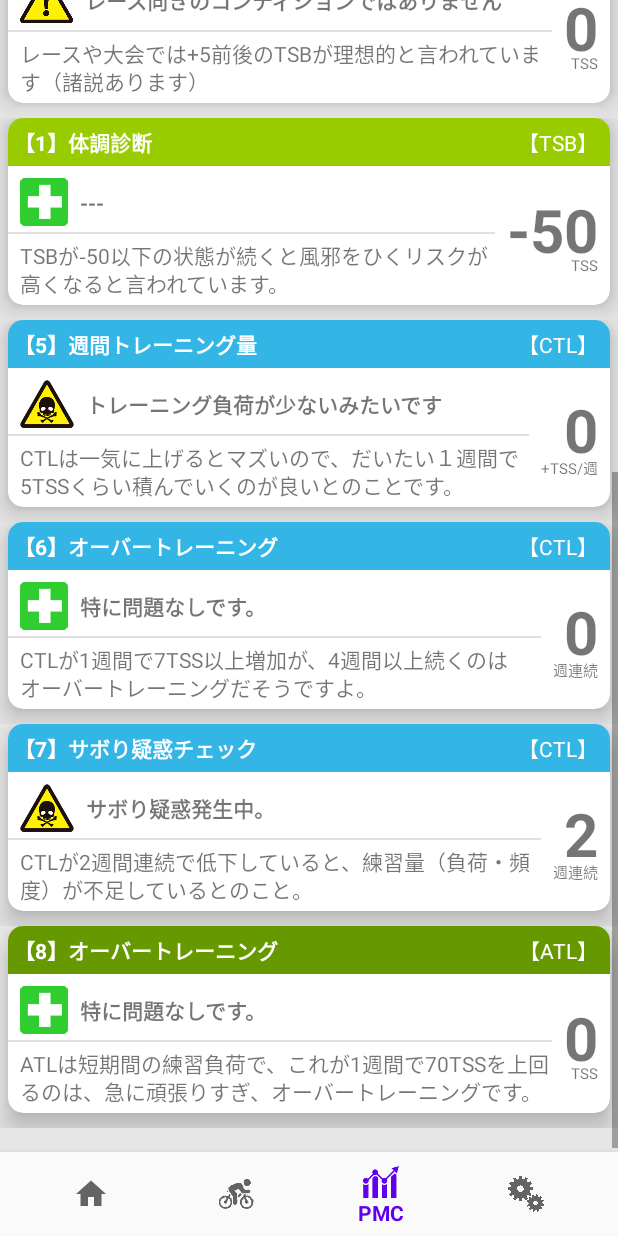
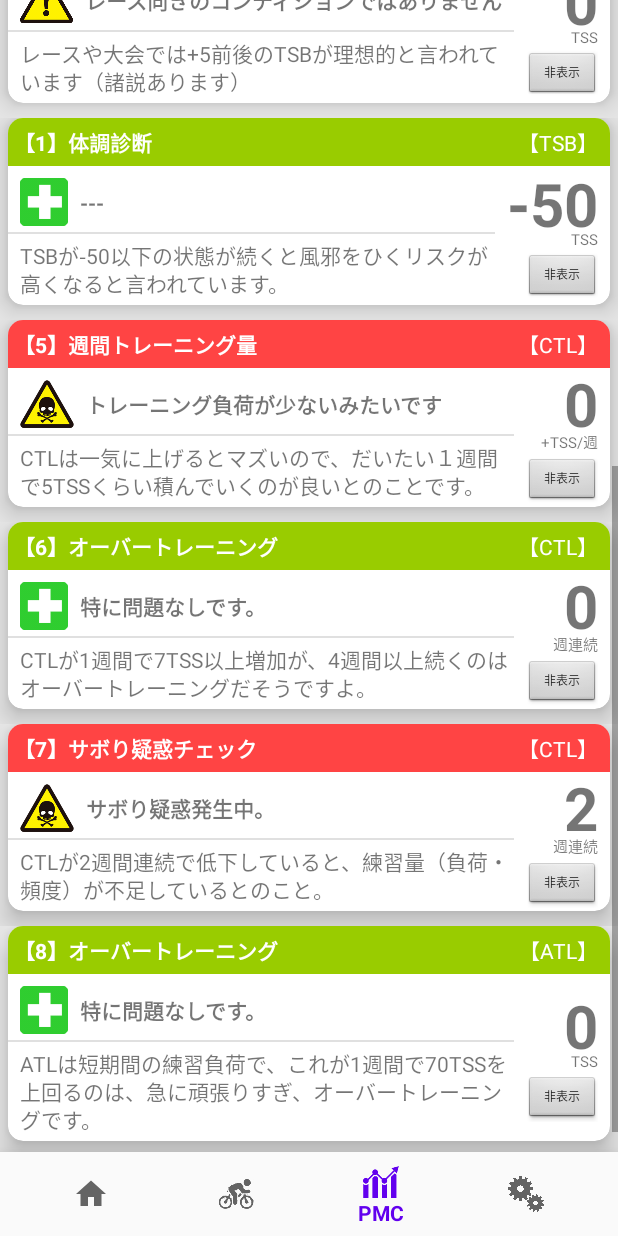
Before and after one commit to Shiro32/PMCMaker, an Android app: the screen it shows after launch (MainActivity), item 3 of the bottom bar chosen, scrolled down 537 dp, on a phone screen of 412 x 824 dp. Run offline under Robolectric (Android 15) with nearby library versions, the phone set to English and light mode, and no system bars; our stand-ins replace navigation-ui; libraries missing offline, so code that uses them is left out: com.github.mikephil.charting, io.realm, io.realm.kotlin; plain views replace CombinedChart; 56 statements that could not run were skipped.

```diff
--- a/app/src/main/java/com/sakuraweb/fotopota/pmcmaker/StartApplication.kt
+++ b/app/src/main/java/com/sakuraweb/fotopota/pmcmaker/StartApplication.kt
@@ -73,22 +73,14 @@ class StartApplication : Application() {
 
         if( menus.size == 0 ) {
             val menuList = listOf<MenuDataInit> (
-//                MenuDataInit(
-//                    "SST30min",
-//                    "スイート・スポット・トレーニング（FTPの88～94%）で30分"
-//                ),
-//                MenuDataInit(
-//                    "SST60min",
-//                    "スイート・スポット・トレーニング（FTPの88～94%）で60分AAAAAAAAAAAAAAABB CC"
-//                ),
-                MenuDataInit(
-                    "FTP30min × 2",
-                    "FTP30分を2回やる。かなりハード。"
-                ),
-                MenuDataInit(
-                    "SST90min",
-                    "こんな風にあらかじめ入れておくと便利です"
-                )
+                MenuDataInit("2x15 FTP Intervals",  getString(R.string.menu_2x15ftp)),
+                MenuDataInit("3x15 FPT Intervals",  getString(R.string.menu_3x15ftp)),
+                MenuDataInit("SST30min",            getString(R.string.menu_SST30min)),
+                MenuDataInit("SST45min",            getString(R.string.menu_SST45min)),
+                MenuDataInit("SST60min",            getString(R.string.menu_SST60min)),
+                MenuDataInit("TABATA",              getString(R.string.menu_tabata)),
+                MenuDataInit("FPT TEST(short)",     getString(R.string.menu_fpt_test_short)),
+                MenuDataInit("FPT TEST(full)",      getString(R.string.menu_fpt_test_long))
             )
             // DB書き込み
             realm.beginTransaction()
@@ -117,7 +109,7 @@ class StartApplication : Application() {
         val runs: RealmResults<RunData> = realm.where<RunData>().findAll()
 
         // データ数ゼロならサンプルを作る
-        if (runs.size == 0 ) {
+        if (runs.size == -1 ) {
             val runList = listOf<RunDataInit>(
                 RunDataInit("2020/9/1", "2020/9/1 1:00", 80, 300, 100, INDOOR_RIDE, "Very Hard !!", 1),
                 RunDataInit("2020/9/1", "2020/9/1 1:00", 80, 300, 100, INDOOR_RIDE, "Very Hard !!", 0),
--- a/app/src/main/java/com/sakuraweb/fotopota/pmcmaker/ui/pmc/DiagCard.kt
+++ b/app/src/main/java/com/sakuraweb/fotopota/pmcmaker/ui/pmc/DiagCard.kt
@@ -3,7 +3,7 @@ package com.sakuraweb.fotopota.pmcmaker.ui.pmc
 import com.sakuraweb.fotopota.pmcmaker.R
 
 
-class diagData (
+class DiagDrawData (
     var colorID: Int,
     var titleID: Int,
     var subTitleID: Int,
@@ -14,15 +14,17 @@ class diagData (
     var messageID: Int )
 {}
 
-fun drawDIAG1() : diagData {
+fun drawDIAG1() : DiagDrawData {
     // TSBが-50以下になっていたらCaution2
     // １週間平均が-50以下ならCaution1
     var icon: Int = R.drawable.safety2
+    var color: Int = R.color.diagNoProblem
     var judge: Int = R.string.diag_1_ok
 
     when {
         (revTSBs[0] < -50) -> {
             icon = R.drawable.caution2
+            color = R.color.diagBad
             judge = R.string.diag_1_ng
         }
 //        (revTSBs.drop(7).average() < -50) -> {
@@ -31,85 +33,95 @@ fun drawDIAG1() : diagData {
 //        }
     }
 
-    return diagData(
-        R.color.tsbTitleColor, R.string.diag_1_title_label, R.string.diag_1_subtitle_label, R.string.diag_1_description, R.string.diag_1_unit,
+    return DiagDrawData(
+        color, R.string.diag_1_title_label, R.string.diag_1_subtitle_label, R.string.diag_1_description, R.string.diag_1_unit,
         icon, revTSBs[0].toInt().toString(), judge)
 }
 
 
-fun drawDIAG2() : diagData {
+fun drawDIAG2() : DiagDrawData {
     // １０日に１回以上、TSBが-20以下でCaution1
     var icon = R.drawable.safety2
+    var color = R.color.diagNoProblem
     var judge = R.string.diag_2_ok
 
     val count = revTSBs.take(10).count {it <= -20}
     if( count >= 1 ) {
         icon = R.drawable.caution
+        color = R.color.diagBad
         judge = R.string.diag_2_ng
     }
 
-    return diagData(
-        R.color.tsbTitleColor, R.string.diag_2_title_label, R.string.diag_2_subtitle_label, R.string.diag_2_description, R.string.diag_2_unit,
+    return DiagDrawData(
+        color, R.string.diag_2_title_label, R.string.diag_2_subtitle_label, R.string.diag_2_description, R.string.diag_2_unit,
         icon, count.toString(), judge)
 }
 
-fun drawDIAG3() : diagData {
+fun drawDIAG3() : DiagDrawData {
     // +5くらいのTSBがレースに最適
     var icon = R.drawable.growth
+    var color = R.color.diagGood
     var msg = R.string.diag_3_ok
     val tsb = revTSBs[0].toInt()
 
     if(tsb !in 3..7) {
         icon = R.drawable.caution
+        color = R.color.diagBad
         msg = R.string.diag_3_ng
     }
 
-    return diagData(
-        R.color.tsbTitleColor, R.string.diag_3_title_label, R.string.diag_3_subtitle_label, R.string.diag_3_description, R.string.diag_3_unit,
+    return DiagDrawData(
+        color, R.string.diag_3_title_label, R.string.diag_3_subtitle_label, R.string.diag_3_description, R.string.diag_3_unit,
         icon, tsb.toString(), msg)
 }
 
-fun drawDIAG4() : diagData {
+fun drawDIAG4() : DiagDrawData {
     // CTL=50を目標にするとよいようです。
     var icon = R.drawable.growth
+    var color = R.color.diagGood
     var msg = R.string.diag_4_ok
 
     if( revCTLs[0]<50 ) {
         icon = R.drawable.bike
+        color = R.color.diagBad
         msg = R.string.diag_4_ng
     }
 
-    return diagData(
-        R.color.ctlTitleColor, R.string.diag_4_title_label, R.string.diag_4_subtitle_label, R.string.diag_4_description, R.string.diag_4_unit,
+    return DiagDrawData(
+        color, R.string.diag_4_title_label, R.string.diag_4_subtitle_label, R.string.diag_4_description, R.string.diag_4_unit,
         icon, revCTLs[0].toInt().toString(), msg)
 }
 
-fun drawDIAG5() : diagData {
+fun drawDIAG5() : DiagDrawData {
     // １週間で５程度、CTLが上昇するとよい
     var icon = R.drawable.growth
+    var color = R.color.diagGood
     var msg = R.string.diag_5_ok
     val growth = if( revCTLs.size>=7) ( revCTLs[0] - revCTLs[6] ).toInt() else 0
 
     when {
         (growth < 4) -> {
             icon = R.drawable.caution2
+            color = R.color.diagBad
             msg = R.string.diag_5_ng_under
         }
         (growth > 6) -> {
             icon = R.drawable.caution2
+            color = R.color.diagBad
             msg = R.string.diag_5_ng_over
         }
     }
 
-    return diagData(
-        R.color.ctlTitleColor, R.string.diag_5_title_label, R.string.diag_5_subtitle_label, R.string.diag_5_description, R.string.diag_5_unit,
+    return DiagDrawData(
+        color, R.string.diag_5_title_label, R.string.diag_5_subtitle_label, R.string.diag_5_description, R.string.diag_5_unit,
         icon, growth.toString(), msg)
 }
 
-fun drawDIAG6() : diagData {
+fun drawDIAG6() : DiagDrawData {
     // １週間でに7TSS以上上がる状態が４週間続くならオーバートレーニング
     // （１週間前 - 今週）＞７　を２８日間やるということ？
     var icon = R.drawable.safety2
+    var color = R.color.diagNoProblem
     var msg = R.string.diag_6_ok
     var count = 0
 
@@ -126,18 +138,20 @@ fun drawDIAG6() : diagData {
 
     if( count==4 ) {
         icon = R.drawable.caution2
+        color = R.color.diagBad
         msg  = R.string.diag_6_ng
     }
 
-    return diagData(
-        R.color.ctlTitleColor, R.string.diag_6_title_label, R.string.diag_6_subtitle_label, R.string.diag_6_description, R.string.diag_6_unit,
+    return DiagDrawData(
+        color, R.string.diag_6_title_label, R.string.diag_6_subtitle_label, R.string.diag_6_description, R.string.diag_6_unit,
         icon, count.toString(), msg)
 }
 
-fun drawDIAG7() : diagData {
+fun drawDIAG7() : DiagDrawData {
     // 2週連続でCTLが減少するとサボりすぎ
     var icon = R.drawable.bike
     var msg = R.string.diag_7_ok
+    var color = R.color.diagGood
     var count = 0
 
     // 一応、bounceチェックしながら、2週間分の増加スピード測定
@@ -149,17 +163,19 @@ fun drawDIAG7() : diagData {
 
     if( count==2 ) {
         icon = R.drawable.caution2
+        color = R.color.diagBad
         msg  = R.string.diag_7_ng
     }
 
-    return diagData(
-        R.color.ctlTitleColor, R.string.diag_7_title_label, R.string.diag_7_subtitle_label, R.string.diag_7_description, R.string.diag_7_unit,
+    return DiagDrawData(
+        color, R.string.diag_7_title_label, R.string.diag_7_subtitle_label, R.string.diag_7_description, R.string.diag_7_unit,
         icon, count.toString(), msg)
 }
 
-fun drawDIAG8() : diagData {
+fun drawDIAG8() : DiagDrawData {
     // 1週間でATLが70TSSも増えたら危ない！
     var icon = R.drawable.safety2
+    var color = R.color.diagNoProblem
     var msg = R.string.diag_8_ok
     var atl = 0
 
@@ -167,11 +183,12 @@ fun drawDIAG8() : diagData {
         atl = (revATLs[0] - revATLs[6]).toInt()
         if( revATLs[0]- revATLs[6] >= 70 ) {
             icon = R.drawable.caution2
+            color = R.color.diagBad
             msg = R.string.diag_8_ng
         }
     }
 
-    return diagData(
-        R.color.atlTitleColor, R.string.diag_8_title_label, R.string.diag_8_subtitle_label, R.string.diag_8_description, R.string.diag_8_unit,
+    return DiagDrawData(
+        color, R.string.diag_8_title_label, R.string.diag_8_subtitle_label, R.string.diag_8_description, R.string.diag_8_unit,
         icon, atl.toString(), msg)
 }
--- a/app/src/main/java/com/sakuraweb/fotopota/pmcmaker/ui/pmc/PmcFragment.kt
+++ b/app/src/main/java/com/sakuraweb/fotopota/pmcmaker/ui/pmc/PmcFragment.kt
@@ -1,10 +1,13 @@
 package com.sakuraweb.fotopota.pmcmaker.ui.pmc
 
 import android.app.Activity
+import android.app.AlertDialog
+import android.content.DialogInterface
 import android.os.Bundle
 import android.view.LayoutInflater
 import android.view.View
 import android.view.ViewGroup
+import android.widget.Button
 import android.widget.ImageView
 import android.widget.TextView
 import androidx.fragment.app.Fragment
@@ -15,16 +18,14 @@ import com.github.mikephil.charting.components.XAxis
 import com.github.mikephil.charting.components.YAxis
 import com.github.mikephil.charting.data.*
 import com.sakuraweb.fotopota.pmcmaker.R
+import com.sakuraweb.fotopota.pmcmaker.blackToast
 import com.sakuraweb.fotopota.pmcmaker.runRealmConfig
 import com.sakuraweb.fotopota.pmcmaker.ui.run.RunData
 import io.realm.Realm
 import io.realm.RealmResults
 import io.realm.Sort
 import io.realm.kotlin.where
-import kotlinx.android.synthetic.main.diag_card_1.*
-import kotlinx.android.synthetic.main.diag_card_3.*
 
-import kotlinx.android.synthetic.main.diag_card_5.*
 import kotlinx.android.synthetic.main.pmc_fragment.*
 import java.util.*
 import kotlin.math.exp
@@ -43,8 +44,8 @@ var pmcTerm: Int = 0
 lateinit var atlList: Array<Float>
 lateinit var ctlList: Array<Float>
 lateinit var tsbList: Array<Float>
-var pmcYMax : Float = 150.0F
-var pmcYmin : Float = -150.0F
+var pmcYMax : Float = 60.0F
+var pmcYmin : Float = -60.0F
 
 // 診断に使うときは、逆順の方が楽なので向きを逆に・・・ ちゃんとやったほうがいいか？
 lateinit var revATLs: List<Float>
@@ -74,8 +75,8 @@ class PmcFragment : Fragment() {
             getString("atl_term", "7")?.let { atlTerm = it.toInt() }
             getString("ctl_term", "42")?.let { ctlTerm = it.toInt() }
             getString("pmc_term", "31")?.let { pmcTerm = it.toInt() }
-            getString("pmc_y_max", "150")?.let { pmcYMax = it.toFloat() }
-            getString("pmc_y_min", "-150")?.let { pmcYmin = it.toFloat() }
+            getString("pmc_y_max", "60")?.let { pmcYMax = it.toFloat() }
+            pmcYmin = -1 * pmcYMax
         }
 
         // PMCを描いて、Realmを閉める
@@ -83,24 +84,23 @@ class PmcFragment : Fragment() {
         realm.close()
 
         // ここから、各DIAGをやり始める
-        revATLs = atlList.reversed()
-        revTSBs = tsbList.reversed()
-        revCTLs = ctlList.reversed()
+        revATLs = atlList.reversed(); revTSBs = tsbList.reversed(); revCTLs = ctlList.reversed()
+
         PreferenceManager.getDefaultSharedPreferences(activity).apply {
-            if(getBoolean("diag1_sw", true)) addCard( drawDIAG1() )
-            if(getBoolean("diag2_sw", true)) addCard( drawDIAG2() )
-            if(getBoolean("diag3_sw", true)) addCard( drawDIAG3() )
-            if(getBoolean("diag4_sw", true)) addCard( drawDIAG4() )
-            if(getBoolean("diag5_sw", true)) addCard( drawDIAG5() )
-            if(getBoolean("diag6_sw", true)) addCard( drawDIAG6() )
-            if(getBoolean("diag7_sw", true)) addCard( drawDIAG7() )
-            if(getBoolean("diag8_sw", true)) addCard( drawDIAG8() )
+            if(getBoolean("diag1_sw", true)) addCard( drawDIAG1(),"diag1_sw")
+            if(getBoolean("diag2_sw", true)) addCard( drawDIAG2(),"diag2_sw")
+            if(getBoolean("diag3_sw", true)) addCard( drawDIAG3(),"diag3_sw" )
+            if(getBoolean("diag4_sw", true)) addCard( drawDIAG4(),"diag4_sw" )
+            if(getBoolean("diag5_sw", true)) addCard( drawDIAG5(),"diag5_sw" )
+            if(getBoolean("diag6_sw", true)) addCard( drawDIAG6(),"diag6_sw" )
+            if(getBoolean("diag7_sw", true)) addCard( drawDIAG7(),"diag7_sw" )
+            if(getBoolean("diag8_sw", true)) addCard( drawDIAG8(),"diag8_sw" )
         }
     }
 
-    private fun addCard( data:diagData ) {
+    private fun addCard( data:DiagDrawData, sw:String ) {
         // DIAGを作るサブルーチン（レイアウトパラメータ、診断パラメータから作る）
-        val newLayout = activity?.layoutInflater?.inflate(R.layout.diag_card_1, null)
+        val newLayout = activity?.layoutInflater?.inflate(R.layout.diag_card, null)
         newLayout?.apply {
             findViewById<TextView>(R.id.diagCard1Title).setBackgroundColor(resources.getColor(data.colorID))
             findViewById<TextView>(R.id.diagCard1Title).text        = getString(data.titleID)
@@ -111,6 +111,23 @@ class PmcFragment : Fragment() {
             findViewById<ImageView>(R.id.diagCardIcon).setImageResource(data.iconID)
             findViewById<TextView>(R.id.diagCardScore).text         = data.score
             findViewById<TextView>(R.id.diagCardMsg).text           = getString(data.messageID)
+
+            // カードごとについているHideボタンの処理
+            findViewById<Button>(R.id.diagHideButton).setOnClickListener {
+                AlertDialog.Builder(activity).apply {
+                    setTitle(R.string.hide_confirm_dialog_title); setMessage(R.string.hide_confirm_dialog_message); setCancelable(true)
+                    setNegativeButton(R.string.hide_confirm_dialog_no, null)
+                    setPositiveButton("OK",
+                        object : DialogInterface.OnClickListener {
+                            override fun onClick(dialog: DialogInterface?, which: Int) {
+                                // やっとこ本題。設定項目をfalseにし、表示済みのカードはGONEにして消しちゃう
+                                PreferenceManager.getDefaultSharedPreferences(activity).edit().putBoolean(sw, false).apply()
+                                newLayout.visibility = View.GONE
+                            }
+                        })
+                    show()
+                }
+            }
         }
         diagLayout.addView( newLayout )
     }
--- a/app/src/main/res/layout/diag_card_1.xml
+++ b/app/src/main/res/layout/diag_card.xml
@@ -134,6 +134,19 @@
                     android:textSize="10sp"
                     app:layout_constraintEnd_toEndOf="parent"
                     app:layout_constraintTop_toBottomOf="@+id/diagCardScore" />
+
+                <Button
+                    android:id="@+id/diagHideButton"
+                    style="@style/Widget.AppCompat.Button.Small"
+                    android:layout_width="wrap_content"
+                    android:layout_height="30dp"
+                    android:layout_marginTop="4dp"
+                    android:background="@android:drawable/btn_default_small"
+                    android:text="@string/diag_hide_button_label"
+                    android:textSize="8sp"
+                    app:layout_constraintEnd_toEndOf="parent"
+                    app:layout_constraintTop_toBottomOf="@+id/diagCard1Unit" />
+
             </androidx.constraintlayout.widget.ConstraintLayout>
 
 
--- a/app/src/main/res/layout/run_edit_activity.xml
+++ b/app/src/main/res/layout/run_edit_activity.xml
@@ -93,7 +93,7 @@
                 android:layout_marginTop="16dp"
                 android:ems="5"
                 android:hint="@string/run_edit_tss_hint"
-                android:inputType="number"
+                android:inputType="number|numberDecimal"
                 app:layout_constraintStart_toStartOf="@+id/guideline2"
                 app:layout_constraintTop_toBottomOf="@+id/runEditDurationText" />
 
--- a/app/src/main/res/values/colors.xml
+++ b/app/src/main/res/values/colors.xml
@@ -16,4 +16,7 @@
     <color name="ctlTitleColor">@android:color/holo_blue_light</color>
     <color name="atlTitleColor">@android:color/holo_green_dark</color>
 
+    <color name="diagNoProblem">@android:color/holo_green_light</color>
+    <color name="diagGood">@android:color/holo_blue_light</color>
+    <color name="diagBad">@android:color/holo_red_light</color>
 </resources>
--- a/app/src/main/res/values/strings.xml
+++ b/app/src/main/res/values/strings.xml
@@ -177,7 +177,22 @@ TSB : ATL-TSB。好調さに相当</string>
     <string name="diag_8_unit">TSS</string>
     <string name="setting_y_axis_max">PMCのY軸最大値</string>
     <string name="setting_y_axis_min">PMCのY軸最小値</string>
+    <string name="diag_hide_button_label">非表示</string>
+    <string name="hide_confirm_dialog_title">確認</string>
+    <string name="hide_confirm_dialog_message">この診断項目を非表示にしますか？(設定画面から再表示できます）</string>
+    <string name="hide_confirm_dialog_yes">はい</string>
+    <string name="hide_confirm_dialog_no">いいえ</string>
 
-    <!-- セッティング画面 -->
+    <!-- MENU -->
+    <string name="menu_2x15ftp">15分のFTPレベルを、短い休憩を挟んで2回</string>
+    <string name="menu_3x15ftp">15分のFTPレベルを、短い休憩を挟んで3回</string>
+    <string name="menu_SST30min">Sweet Spot Trainingレベルで30分</string>
+    <string name="menu_SST45min">Sweet Spot Trainingレベルで45分</string>
+    <string name="menu_SST60min">Sweet Spot Trainingレベルで60分</string>
+    <string name="menu_mix30min">Zwiftで用意されているMIXメニュー(30分)</string>
+    <string name="menu_mix60min">Zwiftで用意されているMIXメニュー(60分)</string>
+    <string name="menu_tabata">タバタ式(FPT200%×20s、FTP50%×10sの8セット)</string>
+    <string name="menu_fpt_test_short">FPTテスト(20分短縮版)</string>
+    <string name="menu_fpt_test_long">FPTテスト（フル60分)</string>
 
 </resources>
--- a/app/src/main/res/xml/root_preferences.xml
+++ b/app/src/main/res/xml/root_preferences.xml
@@ -134,12 +134,14 @@
             android:title="@string/setting_y_axis_max"
             app:useSimpleSummaryProvider="true" />
 
+        <!--
         <EditTextPreference
             android:defaultValue="-150"
             android:dialogTitle="@string/setting_y_axis_min"
             android:key="pmc_y_min"
             android:title="@string/setting_y_axis_min"
             app:useSimpleSummaryProvider="true" />
+        -->
 
     </PreferenceCategory>
 </PreferenceScreen>
```
Also changed, not shown: 2 other files.
